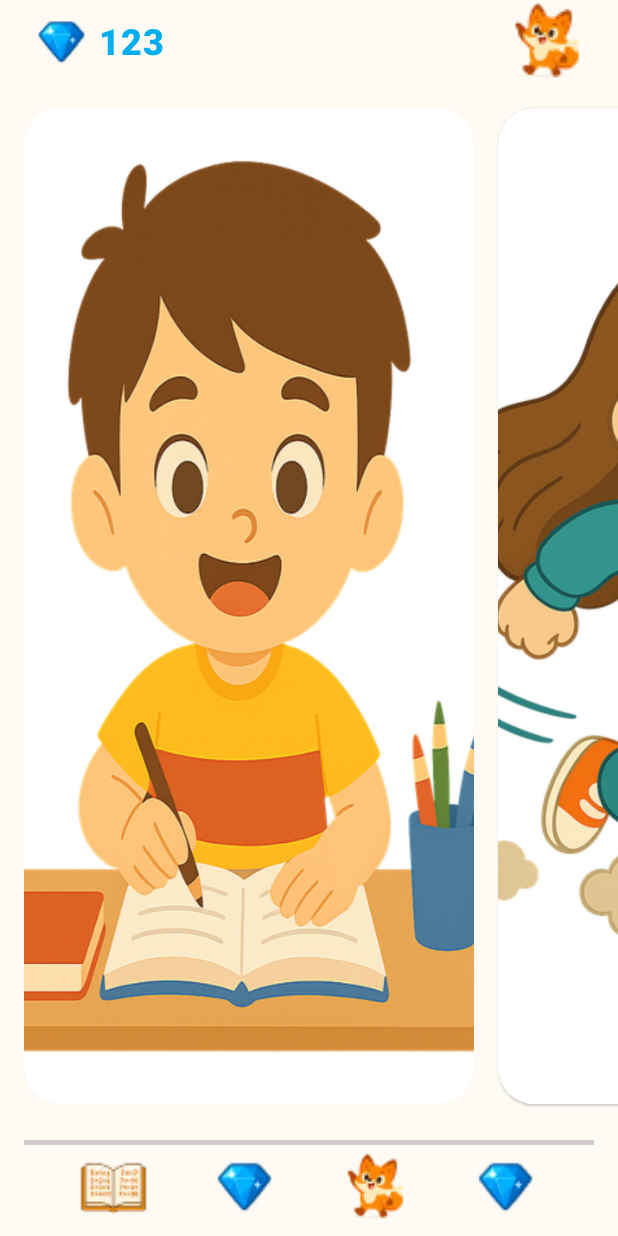
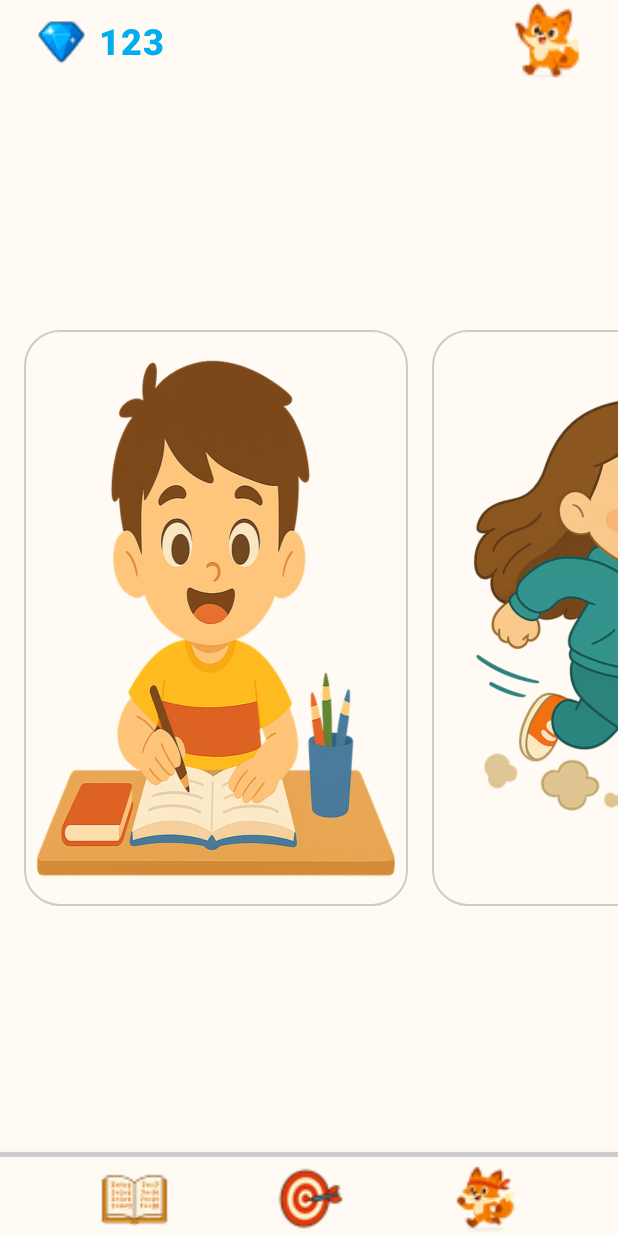
Before and after one commit to juanfranj/AppJetpackComposeCatalogo, an Android app built with Jetpack Compose: the PantallaPrincipalScreen screen opened through its navigation route, on a phone screen of 412 x 824 dp. Run offline under Robolectric (Android 15) with nearby library versions, the phone set to English and light mode, and no system bars; our stand-ins replace Dagger/Hilt's generated code.

Commit message:
continuando con la pantalla principal

```diff
--- a/app/src/main/java/com/cursojetpackcompose/jetpackcomposecatalogomio/MainActivity.kt
+++ b/app/src/main/java/com/cursojetpackcompose/jetpackcomposecatalogomio/MainActivity.kt
@@ -7,7 +7,13 @@ import androidx.activity.viewModels
 import androidx.compose.foundation.layout.fillMaxSize
 import androidx.compose.material3.MaterialTheme
 import androidx.compose.material3.Surface
+import android.graphics.Color
+import android.os.Build
+import android.view.View
+import android.view.WindowInsetsController
+import androidx.annotation.RequiresApi
 import androidx.compose.ui.Modifier
+import androidx.core.view.WindowCompat
 import androidx.navigation.NavType
 import androidx.navigation.compose.NavHost
 import androidx.navigation.compose.composable
@@ -61,6 +67,7 @@ import com.cursojetpackcompose.jetpackcomposecatalogomio.pruebas.valorarApp.ui.V
 import com.cursojetpackcompose.jetpackcomposecatalogomio.pruebas.valorarApp.ui.ValorarAppViewModel
 import com.cursojetpackcompose.jetpackcomposecatalogomio.ui.theme.JetpackComposeCatalogoMioTheme
 import dagger.hilt.android.AndroidEntryPoint
+import androidx.core.graphics.toColorInt
 
 @AndroidEntryPoint
 class MainActivity : ComponentActivity() {
@@ -83,8 +90,18 @@ class MainActivity : ComponentActivity() {
     private val remoteConfigViewModel: RemoteConfigViewModel by viewModels()
     private val pantallaPrincipalViewModel: PantallaPrincipalViewModel by viewModels()
 
+
     override fun onCreate(savedInstanceState: Bundle?) {
         super.onCreate(savedInstanceState)
+        // Permite que la UI respete los insets del sistema (status bar, nav bar)
+        WindowCompat.setDecorFitsSystemWindows(window, true)
+
+        // Colores de la status bar (superior) y navigation bar (inferior del sistema)
+        window.statusBarColor = "#FFFBF4".toColorInt()
+        window.navigationBarColor = "#FFFBF4".toColorInt()
+
+
+
         setContent {
 //            flowViewModel.example()
             JetpackComposeCatalogoMioTheme {
--- a/app/src/main/java/com/cursojetpackcompose/jetpackcomposecatalogomio/pruebas/pantallaPrincipal/ui/PantallaPrincipalScreen.kt
+++ b/app/src/main/java/com/cursojetpackcompose/jetpackcomposecatalogomio/pruebas/pantallaPrincipal/ui/PantallaPrincipalScreen.kt
@@ -1,10 +1,13 @@
 package com.cursojetpackcompose.jetpackcomposecatalogomio.pruebas.pantallaPrincipal.ui
 
+import android.annotation.SuppressLint
+import androidx.compose.foundation.BorderStroke
 import androidx.compose.foundation.Image
 import androidx.compose.foundation.background
 import androidx.compose.foundation.clickable
 import androidx.compose.foundation.layout.Arrangement
 import androidx.compose.foundation.layout.Box
+import androidx.compose.foundation.layout.BoxWithConstraints
 import androidx.compose.foundation.layout.Column
 import androidx.compose.foundation.layout.PaddingValues
 import androidx.compose.foundation.layout.Row
@@ -105,8 +108,10 @@ fun PantallaPrincipalScreen(
         bottomBar = {
             BottomAppBar(
                 backgroundColor = Color(0xFFFFFBF4),
-                contentPadding = PaddingValues(horizontal = 16.dp, vertical = 8.dp),
-                elevation = 0.dp
+//                contentPadding = PaddingValues(horizontal = 16.dp, vertical = 8.dp),
+//                elevation = 0.dp,
+                contentPadding = PaddingValues(0.dp),
+                elevation = 8.dp
             ) {
                 Column(modifier = Modifier.fillMaxWidth()) {
                     Divider(
@@ -122,7 +127,11 @@ fun PantallaPrincipalScreen(
                         iconos.forEach { iconName ->
                             val context = LocalContext.current
                             val iconResId = remember(iconName) {
-                                context.resources.getIdentifier(iconName, "drawable", context.packageName)
+                                context.resources.getIdentifier(
+                                    iconName,
+                                    "drawable",
+                                    context.packageName
+                                )
                             }
                             if (iconResId != 0) {
                                 Image(
@@ -189,23 +198,27 @@ fun BodyCard(
             .fillMaxWidth(),
         //.padding(8.dp),
         contentAlignment = Alignment.Center
-    ) {
+    )
+    {
         Card(
             modifier = Modifier
-                .width(300.dp)
-                //.height(200.dp)
+                .width(256.dp)
+                .height(384.dp)
                 .clickable { },
             shape = RoundedCornerShape(24.dp),
-            contentColor = Color(0xFFFFFBF4),
+            border = BorderStroke(1.dp, Color(0xFFCCCCCC)),
+            //contentColor = Color(0xFFFFFBF4),
         ) {
             Box(
-                modifier = Modifier.fillMaxSize()
+                modifier = Modifier
+                    .fillMaxSize()
+                    .background(Color(0xFFFFFBF4))
             ) {
                 if (imagenId != 0) {
                     Image(
                         painter = painterResource(id = imagenId),
                         contentDescription = nombre,
-                        contentScale = ContentScale.Crop,
+                        contentScale = ContentScale.Fit,
                         modifier = Modifier.fillMaxSize()
                     )
                 }
--- a/app/src/main/java/com/cursojetpackcompose/jetpackcomposecatalogomio/pruebas/pantallaPrincipal/ui/PantallaPrincipalViewModel.kt
+++ b/app/src/main/java/com/cursojetpackcompose/jetpackcomposecatalogomio/pruebas/pantallaPrincipal/ui/PantallaPrincipalViewModel.kt
@@ -12,7 +12,8 @@ import javax.inject.Inject
 class PantallaPrincipalViewModel @Inject constructor(
     // Aquí puedes inyectar tus repositorios u otras dependencias
 ) : ViewModel() {
-    private val _iconos = mutableStateListOf("icon_libro", "icon_gema_azul", "icon_zorro", "icon_gema_azul")
+    private val _iconos =
+        mutableStateListOf("icon_libro", "icon_repasar", "icon_zorro_corriendo")
     val iconos: List<String> get() = _iconos
 
     var gemas by mutableStateOf(123)
--- a/app/src/main/res/values/themes.xml
+++ b/app/src/main/res/values/themes.xml
@@ -2,6 +2,7 @@
 <resources>
 
     <style name="Theme.JetpackComposeCatalogoMio" parent="android:Theme.Material.Light.NoActionBar" >
-        <item name="android:windowFullscreen">true</item>
+        <!--<item name="android:windowFullscreen">true</item>-->
+        <item name="android:statusBarColor">#FFFBF4</item>
     </style>
 </resources>
```
Also changed, not shown: app/src/main/res/drawable-hdpi/icon_repasar.webp (added), app/src/main/res/drawable-hdpi/icon_zorro_corriendo.webp (added), app/src/main/res/drawable-mdpi/icon_repasar.webp (added), app/src/main/res/drawable-mdpi/icon_zorro_corriendo.webp (added), app/src/main/res/drawable-xhdpi/icon_repasar.webp (added), app/src/main/res/drawable-xhdpi/icon_zorro_corriendo.webp (added), app/src/main/res/drawable-xxhdpi/icon_repasar.webp (added), app/src/main/res/drawable-xxhdpi/icon_zorro_corriendo.webp (added), app/src/main/res/drawable-xxxhdpi/icon_repasar.webp (added), app/src/main/res/drawable-xxxhdpi/icon_zorro_corriendo.webp (added).
